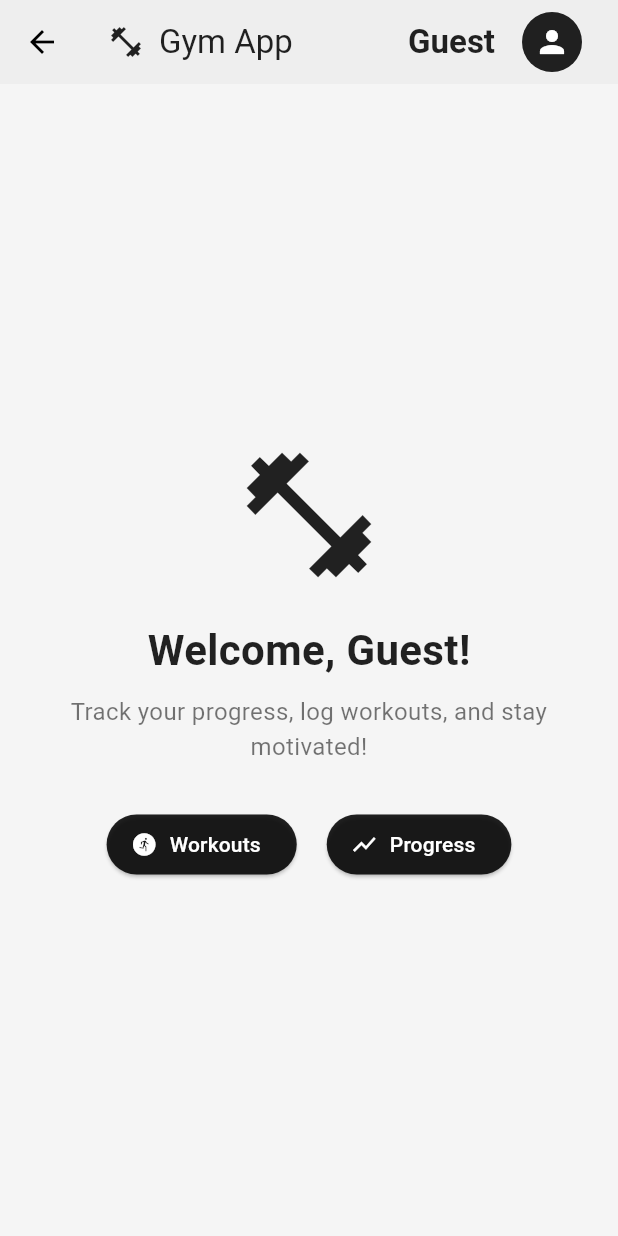
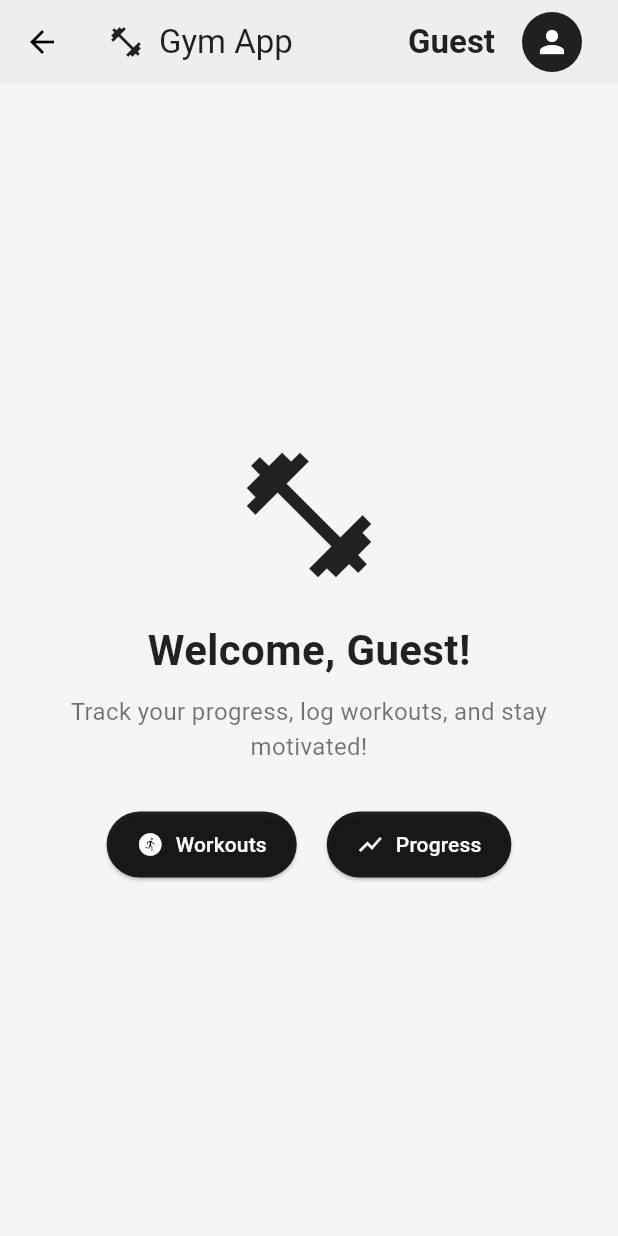
Before and after one commit to oubaidboussaidi/gym_app, a Flutter app: the Home screen opened by its route, on a phone screen of 412 x 824 dp. Run offline on Flutter 3.47's test engine with Material 3 defaults, Android fonts, the phone set to English and light mode, and no system bars; our stand-ins replace get_it.

```diff
--- a/lib/screens/home.dart
+++ b/lib/screens/home.dart
@@ -1,4 +1,6 @@
 import 'package:flutter/material.dart';
+import 'package:gym_app/screens/programs_screen.dart';
+import 'package:gym_app/screens/progress_screen.dart';
 import 'package:gym_app/services/auth.dart';
 
 class Home extends StatelessWidget {
@@ -56,25 +58,32 @@ class Home extends StatelessWidget {
               style: TextStyle(fontSize: 16, color: Colors.black54),
             ),
             const SizedBox(height: 30),
+
             Row(
               mainAxisAlignment: MainAxisAlignment.center,
               children: [
                 ElevatedButton.icon(
                   onPressed: () {
-                    // TODO: Navigate to workouts page
+                    Navigator.push(context, MaterialPageRoute(builder: (_) => const ProgramsScreen()));
                   },
-                  icon: const Icon(Icons.run_circle),
-                  label: const Text('Workouts'),
-                  style: ElevatedButton.styleFrom(backgroundColor: Colors.black87),
+                  icon: const Icon(Icons.run_circle, color: Colors.white),
+                  label: const Text('Workouts', style: TextStyle(color: Colors.white)),
+                  style: ElevatedButton.styleFrom(
+                    backgroundColor: Colors.black87,
+                    padding: const EdgeInsets.symmetric(horizontal: 20, vertical: 12),
+                  ),
                 ),
                 const SizedBox(width: 20),
                 ElevatedButton.icon(
                   onPressed: () {
-                    // TODO: Navigate to progress page
+                    Navigator.push(context, MaterialPageRoute(builder: (_) => const ProgressScreen()));
                   },
-                  icon: const Icon(Icons.show_chart),
-                  label: const Text('Progress'),
-                  style: ElevatedButton.styleFrom(backgroundColor: Colors.black87),
+                  icon: const Icon(Icons.show_chart, color: Colors.white),
+                  label: const Text('Progress', style: TextStyle(color: Colors.white)),
+                  style: ElevatedButton.styleFrom(
+                    backgroundColor: Colors.black87,
+                    padding: const EdgeInsets.symmetric(horizontal: 20, vertical: 12),
+                  ),
                 ),
               ],
             ),
```
